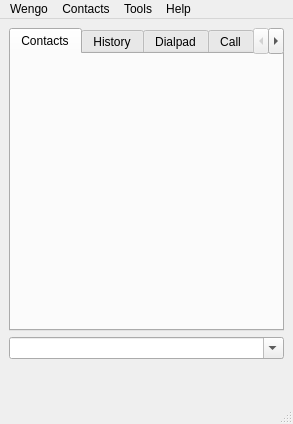
Qt form wengophone/src/presentation/qt/WengoPhoneWindow.ui (tkrotoff/WengoPhone) before a commit.
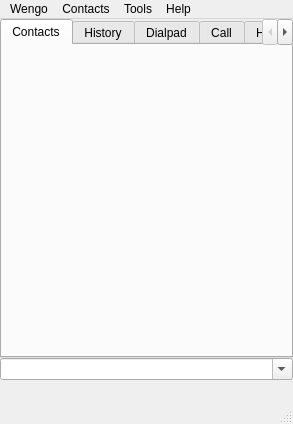
The same form after that commit. Icons and pictures are not drawn.

```diff
--- a/wengophone/src/presentation/qt/WengoPhoneWindow.ui
+++ b/wengophone/src/presentation/qt/WengoPhoneWindow.ui
@@ -18,10 +18,10 @@
   <widget class="QWidget" name="centralwidget" >
    <layout class="QGridLayout" >
     <property name="margin" >
-     <number>9</number>
+     <number>0</number>
     </property>
     <property name="spacing" >
-     <number>6</number>
+     <number>0</number>
     </property>
     <item row="2" column="3" >
      <spacer>
@@ -136,7 +136,7 @@
       </widget>
       <widget class="QWidget" name="tabHome" >
        <attribute name="title" >
-        <string>Web</string>
+        <string>Home</string>
        </attribute>
       </widget>
      </widget>
```
